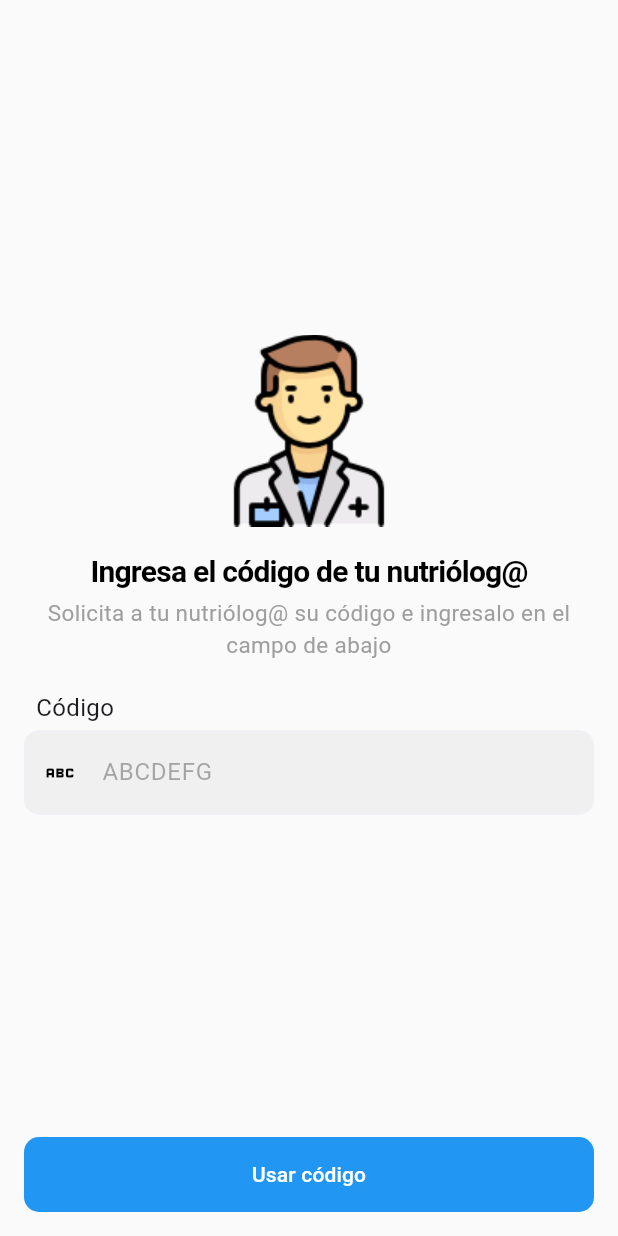
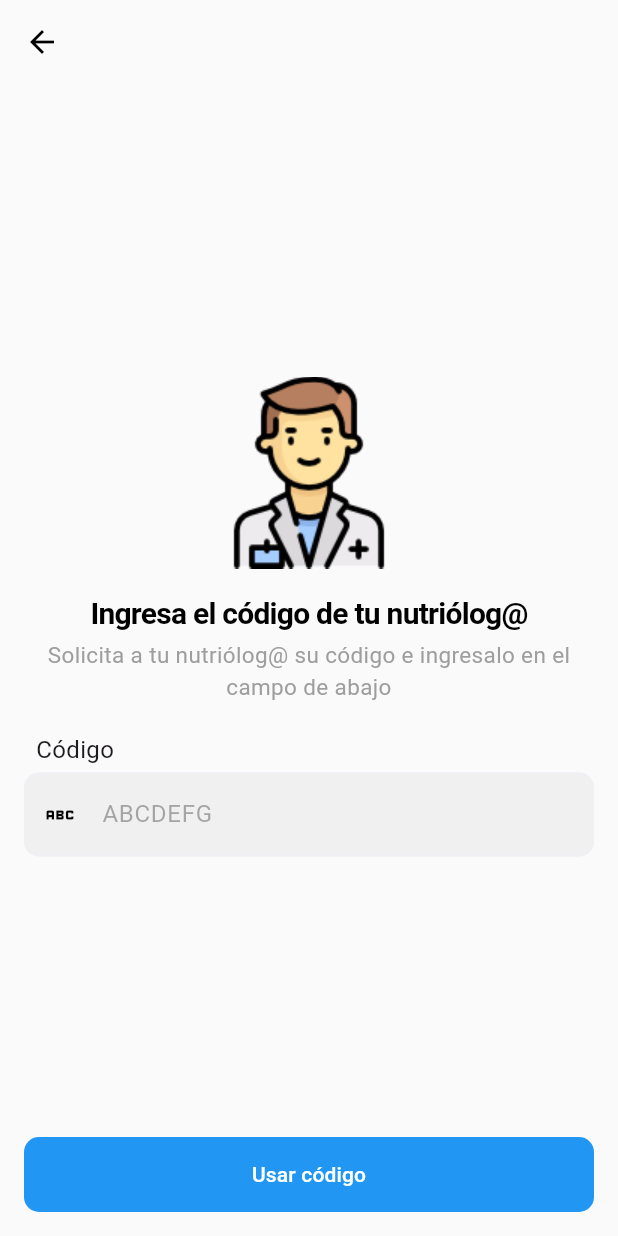
Before and after one commit to Freyien/healthy_app, a Flutter app: the DoctorCodePage screen opened by its route, on a phone screen of 412 x 824 dp. Run offline on Flutter 3.47's test engine with Material 3 defaults, Android fonts, the phone set to English and light mode, and no system bars; drawn by our look-alikes of loader_overlay; our stand-ins replace animate_do, bloc, bot_toast, cached_network_image, cloud_firestore, cloud_functions and 25 more; missing offline and left inert: animated_digit, app_settings, flutter_cupertino_datetime_picker; accounts and stored records are empty; generated files the repository leaves out were written again.

Commit message:
Add back button

```diff
--- a/lib/di/di_business.dart
+++ b/lib/di/di_business.dart
@@ -140,7 +140,7 @@ void _registerRepositories() {
     () => InitialConfigRepositoryImpl(sl()),
   );
   sl.registerLazySingleton<PersonalInfoRepository>(
-    () => PersonalInfoRepositoryImpl(sl()),
+    () => PersonalInfoRepositoryImpl(sl(), sl()),
   );
   sl.registerLazySingleton<EatingPlanRepository>(
     () => EatingPlanRepositoryImpl(sl()),
--- a/lib/features/client/doctor_code/ui/doctor_code_page.dart
+++ b/lib/features/client/doctor_code/ui/doctor_code_page.dart
@@ -18,6 +18,11 @@ class DoctorCodePage extends StatelessWidget {
     return BlocProvider(
       create: (context) => sl<DoctorCodeBloc>(),
       child: Scaffold(
+        appBar: AppBar(
+          leading: BackButton(
+            onPressed: () => context.goNamed('sign_in'),
+          ),
+        ),
         body: SafeArea(
           child: BlocListener<DoctorCodeBloc, DoctorCodeState>(
             listenWhen: (p, c) => p.savingStatus != c.savingStatus,
--- a/lib/features/client/personal_info/data/personal_info_repository_impl.dart
+++ b/lib/features/client/personal_info/data/personal_info_repository_impl.dart
@@ -1,3 +1,4 @@
+import 'package:firebase_auth/firebase_auth.dart';
 import 'package:healthy_app/core/data/network/cloud_client.dart';
 import 'package:healthy_app/core/domain/entities/response.dart';
 import 'package:healthy_app/core/domain/failures/failures.dart';
@@ -6,8 +7,9 @@ import 'package:healthy_app/features/client/personal_info/domain/repositories/pe
 
 class PersonalInfoRepositoryImpl implements PersonalInfoRepository {
   final CloudClient _client;
+  final FirebaseAuth _auth;
 
-  PersonalInfoRepositoryImpl(this._client);
+  PersonalInfoRepositoryImpl(this._client, this._auth);
 
   @override
   Future<Response<void>> savePersonalInfo(
@@ -15,6 +17,8 @@ class PersonalInfoRepositoryImpl implements PersonalInfoRepository {
   ) async {
     try {
       final params = personalInfo.toMap();
+      params['email'] = _auth.currentUser?.email ?? '';
+
       await _client.post('savePersonalInfo', parameters: params);
 
       return Response.success(null);
--- a/lib/features/client/personal_info/ui/personal_info_page.dart
+++ b/lib/features/client/personal_info/ui/personal_info_page.dart
@@ -24,6 +24,9 @@ class PersonalInfoPage extends StatelessWidget {
       create: (context) => sl<PersonalInfoBloc>(),
       child: Scaffold(
         appBar: AppBar(
+          leading: BackButton(
+            onPressed: () => context.goNamed('sign_in'),
+          ),
           title: Text('Información personal'),
         ),
         body: BlocListener<PersonalInfoBloc, PersonalInfoState>(
```
